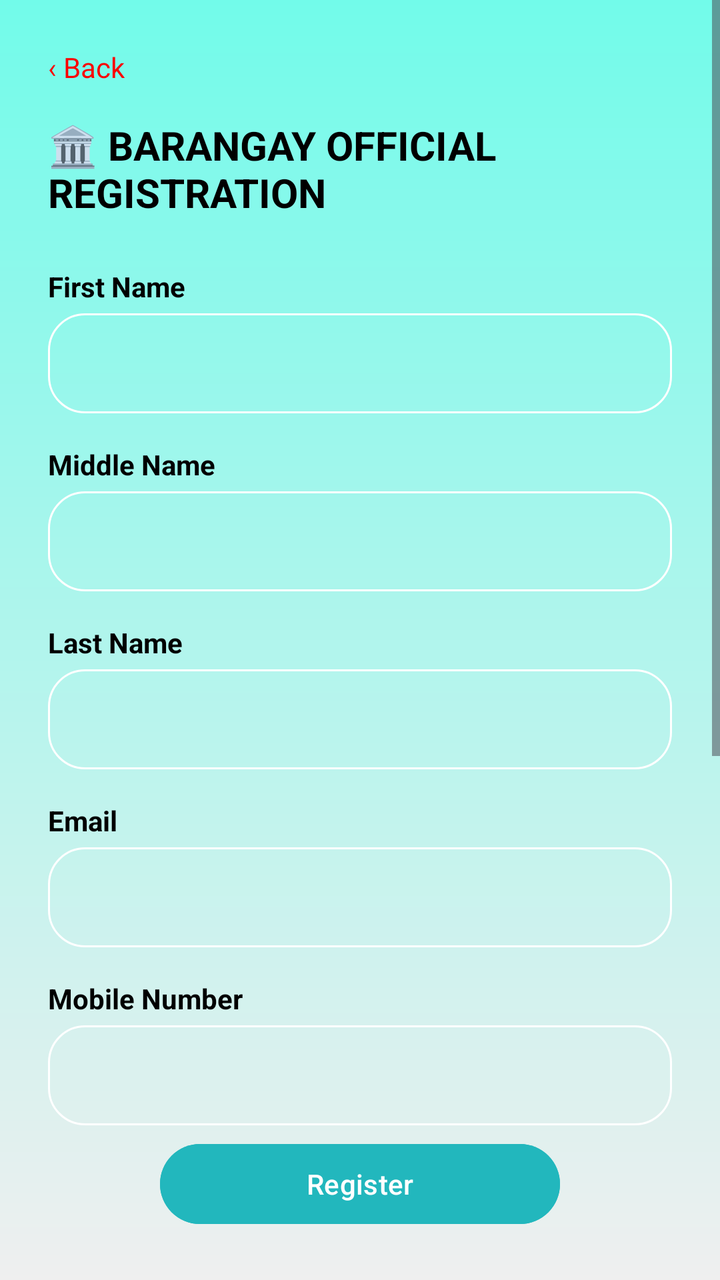
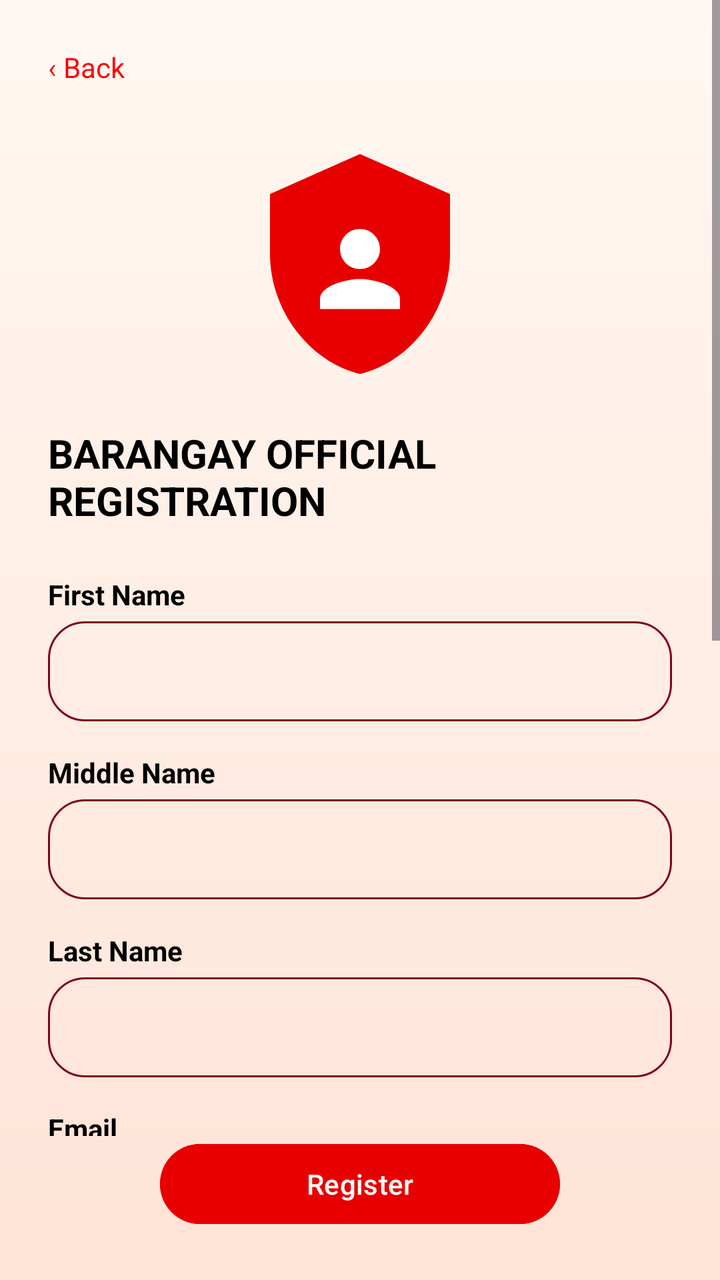

An Android layout rendered at two revisions. The XML below is the earlier revision; the diff shows what the commit changed to produce the second picture.
<!-- AndroidManifest.xml: application theme Theme.IServeKo -->
<!-- res/layout/activity_official_signup.xml -->
<?xml version="1.0" encoding="utf-8"?>
<androidx.constraintlayout.widget.ConstraintLayout xmlns:android="http://schemas.android.com/apk/res/android"
    xmlns:app="http://schemas.android.com/apk/res-auto"
    xmlns:tools="http://schemas.android.com/tools"
    android:id="@+id/main"
    android:layout_width="match_parent"
    android:layout_height="match_parent"
    android:background="@drawable/designbrg"
    tools:context=".OfficialSignupActivity">

    <ScrollView
        android:layout_width="match_parent"
        android:layout_height="0dp"
        app:layout_constraintBottom_toTopOf="@+id/btnRegister"
        app:layout_constraintTop_toTopOf="parent">

        <LinearLayout
            android:layout_width="match_parent"
            android:layout_height="wrap_content"
            android:orientation="vertical"
            android:padding="24dp">

            <TextView
                android:id="@+id/btnBack"
                android:layout_width="wrap_content"
                android:layout_height="wrap_content"
                android:text="‹ Back"
                android:textColor="#FB0000"
                android:textSize="14sp" />

            <TextView
                android:layout_width="wrap_content"
                android:layout_height="wrap_content"
                android:layout_gravity="center"
                android:layout_marginTop="16dp"
                android:text="🏛️ BARANGAY OFFICIAL REGISTRATION"
                android:textColor="#000000"
                android:textSize="20sp"
                android:textStyle="bold" />

            <TextView
                android:layout_width="wrap_content"
                android:layout_height="wrap_content"
                android:layout_marginTop="24dp"
                android:text="First Name"
                android:textColor="#000000"
                android:textStyle="bold" />

            <EditText
                android:id="@+id/first_name_input"
                android:layout_width="match_parent"
                android:layout_height="50dp"
                android:layout_marginTop="4dp"
                android:background="@drawable/rounded"
                android:inputType="textPersonName"
                android:paddingStart="16dp"
                android:textColor="#000000" />

            <TextView
                android:layout_width="wrap_content"
                android:layout_height="wrap_content"
                android:layout_marginTop="16dp"
                android:text="Middle Name"
                android:textColor="#000000"
                android:textStyle="bold" />

            <EditText
                android:id="@+id/middle_name_input"
                android:layout_width="match_parent"
                android:layout_height="50dp"
                android:layout_marginTop="4dp"
                android:background="@drawable/rounded"
                android:inputType="textPersonName"
                android:paddingStart="16dp"
                android:textColor="#000000" />

            <TextView
                android:layout_width="wrap_content"
                android:layout_height="wrap_content"
                android:layout_marginTop="16dp"
                android:text="Last Name"
                android:textColor="#000000"
                android:textStyle="bold" />

            <EditText
                android:id="@+id/last_name_input"
                android:layout_width="match_parent"
                android:layout_height="50dp"
                android:layout_marginTop="4dp"
                android:background="@drawable/rounded"
                android:inputType="textPersonName"
                android:paddingStart="16dp"
                android:textColor="#000000" />

            <TextView
                android:layout_width="wrap_content"
                android:layout_height="wrap_content"
                android:layout_marginTop="16dp"
                android:text="Email"
                android:textColor="#000000"
                android:textStyle="bold" />

            <EditText
                android:id="@+id/email_input"
                android:layout_width="match_parent"
                android:layout_height="50dp"
                android:layout_marginTop="4dp"
                android:background="@drawable/rounded"
                android:inputType="textEmailAddress"
                android:paddingStart="16dp"
                android:textColor="#000000" />

            <TextView
                android:layout_width="wrap_content"
                android:layout_height="wrap_content"
                android:layout_marginTop="16dp"
                android:text="Mobile Number"
                android:textColor="#000000"
                android:textStyle="bold" />

            <EditText
                android:id="@+id/mobile_input"
                android:layout_width="match_parent"
                android:layout_height="50dp"
                android:layout_marginTop="4dp"
                android:background="@drawable/rounded"
                android:inputType="phone"
                android:paddingStart="16dp"
                android:textColor="#000000" />

            <TextView
                android:layout_width="wrap_content"
                android:layout_height="wrap_content"
                android:layout_marginTop="16dp"
                android:text="Position"
                android:textColor="#000000"
                android:textStyle="bold" />

            <Spinner
                android:id="@+id/position_spinner"
                android:layout_width="match_parent"
                android:layout_height="50dp"
                android:layout_marginTop="4dp"
                android:background="@drawable/rounded"
                android:paddingStart="16dp" />

            <TextView
                android:layout_width="wrap_content"
                android:layout_height="wrap_content"
                android:layout_marginTop="16dp"
                android:text="Password"
                android:textColor="#000000"
                android:textStyle="bold" />

            <EditText
                android:id="@+id/password_input"
                android:layout_width="match_parent"
                android:layout_height="50dp"
                android:layout_marginTop="4dp"
                android:background="@drawable/rounded"
                android:inputType="textPassword"
                android:paddingStart="16dp"
                android:textColor="#000000" />

            <TextView
                android:layout_width="wrap_content"
                android:layout_height="wrap_content"
                android:layout_marginTop="16dp"
                android:text="Confirm Password"
                android:textColor="#000000"
                android:textStyle="bold" />

            <EditText
                android:id="@+id/confirm_password_input"
                android:layout_width="match_parent"
                android:layout_height="50dp"
                android:layout_marginTop="4dp"
                android:background="@drawable/rounded"
                android:inputType="textPassword"
                android:paddingStart="16dp"
                android:textColor="#000000" />

        </LinearLayout>
    </ScrollView>

    <Button
        android:id="@+id/btnRegister"
        android:layout_width="200dp"
        android:layout_height="48dp"
        android:layout_marginBottom="24dp"
        android:backgroundTint="#22B7BD"
        android:text="Register"
        android:textColor="#FFFFFF"
        app:layout_constraintBottom_toBottomOf="parent"
        app:layout_constraintEnd_toEndOf="parent"
        app:layout_constraintStart_toStartOf="parent" />

</androidx.constraintlayout.widget.ConstraintLayout>
<!-- resources referenced by this layout -->
<resources>
  <!-- drawable designbrg (drawable) -->
  <?xml version="1.0" encoding="utf-8"?>
  <shape xmlns:android="http://schemas.android.com/apk/res/android">
       <gradient android:type = "linear" android:angle="100"
           android:startColor="#72FBEA" android:endColor="#EFEFEF"/>
  </shape>
  <!-- drawable rounded (drawable) -->
  <?xml version="1.0" encoding="utf-8"?>
  <shape xmlns:android="http://schemas.android.com/apk/res/android"
      android:shape="rectangle">
      <corners android:radius="18dp"/>
      <stroke android:width="1dp" android:color="@color/white"/>
  </shape>
  <style name="Theme.IServeKo" parent="Base.Theme.IServeKo" />
  <color name="white">#FFFFFFFF</color>
  <style name="Base.Theme.IServeKo" parent="Theme.Material3.DayNight.NoActionBar">
          
          
      </style>
</resources>

<!-- the commit's change to res/layout/activity_official_signup.xml (unified diff, before → after) -->
@@ -5,7 +5,7 @@
     android:id="@+id/main"
     android:layout_width="match_parent"
     android:layout_height="match_parent"
-    android:background="@drawable/designbrg"
+    android:background="@drawable/designbrg_v2"
     tools:context=".OfficialSignupActivity">
 
     <ScrollView
@@ -27,13 +27,21 @@
                 android:text="‹ Back"
                 android:textColor="#FB0000"
                 android:textSize="14sp" />
+            <ImageView
+                android:id="@+id/imageView"
+                android:layout_width="120dp"
+                android:layout_height="130dp"
+                android:layout_gravity="center_horizontal"
+                android:layout_marginTop="24dp"
+                android:contentDescription="@string/app_name"
+                android:src="@drawable/ic_admin"/>
 
             <TextView
                 android:layout_width="wrap_content"
                 android:layout_height="wrap_content"
                 android:layout_gravity="center"
                 android:layout_marginTop="16dp"
-                android:text="🏛️ BARANGAY OFFICIAL REGISTRATION"
+                android:text="BARANGAY OFFICIAL REGISTRATION"
                 android:textColor="#000000"
                 android:textSize="20sp"
                 android:textStyle="bold" />
@@ -188,7 +196,7 @@
         android:layout_width="200dp"
         android:layout_height="48dp"
         android:layout_marginBottom="24dp"
-        android:backgroundTint="#22B7BD"
+        android:backgroundTint="#E80000"
         android:text="Register"
         android:textColor="#FFFFFF"
         app:layout_constraintBottom_toBottomOf="parent"
<!-- resource entries referenced after the edit -->
@@ -1,23 +1,72 @@
 <!-- resources referenced by this layout -->
 <resources>
-  <!-- drawable designbrg (drawable) -->
+  <!-- drawable designbrg_v2 (drawable) -->
   <?xml version="1.0" encoding="utf-8"?>
   <shape xmlns:android="http://schemas.android.com/apk/res/android">
-       <gradient android:type = "linear" android:angle="100"
-           android:startColor="#72FBEA" android:endColor="#EFEFEF"/>
+      <gradient android:type = "linear" android:angle="100"
+          android:startColor="#FFF8F2" android:endColor="#FFE3D6"/>
   </shape>
+  <!-- drawable ic_admin (drawable) -->
+  <vector xmlns:android="http://schemas.android.com/apk/res/android"
+      android:width="48dp"
+      android:height="48dp"
+      android:viewportWidth="24"
+      android:viewportHeight="24">
+      <path
+          android:fillColor="#E80000"
+          android:pathData="M12,1L3,5v6c0,5.55 3.84,10.74 9,12 5.16,-1.26 9,-6.45 9,-12V5l-9,-4z" />
+      <group
+          android:scaleX="0.5"
+          android:scaleY="0.5"
+          android:translateX="6"
+          android:translateY="6.5">
+          <path
+              android:fillColor="#FFFFFF"
+              android:pathData="M12,12c2.21,0 4,-1.79 4,-4s-1.79,-4 -4,-4 -4,1.79 -4,4 1.79,4 4,4zM12,14c-2.67,0 -8,1.34 -8,4v2h16v-2c0,-2.66 -5.33,-4 -8,-4z" />
+      </group>
+  </vector>
   <!-- drawable rounded (drawable) -->
   <?xml version="1.0" encoding="utf-8"?>
   <shape xmlns:android="http://schemas.android.com/apk/res/android"
       android:shape="rectangle">
       <corners android:radius="18dp"/>
-      <stroke android:width="1dp" android:color="@color/white"/>
+      <stroke android:width="1dp" android:color="#800020"/>
   </shape>
+  <string name="app_name">IServeKo</string>
   <style name="Theme.IServeKo" parent="Base.Theme.IServeKo" />
   <color name="white">#FFFFFFFF</color>
+  <color name="surface">#FFFFFF</color>
+  <color name="onSurface">#1C1B1F</color>
+  <color name="surfaceVariant">#F5F5F5</color>
+  <color name="onSurfaceVariant">#616161</color>
   <style name="Base.Theme.IServeKo" parent="Theme.Material3.DayNight.NoActionBar">
-          
-          
+          <item name="colorPrimary">@color/primary</item>
+          <item name="colorOnPrimary">@color/onPrimary</item>
+          <item name="colorPrimaryContainer">@color/primaryContainer</item>
+          <item name="colorOnPrimaryContainer">@color/onPrimaryContainer</item>
+  
+          <item name="colorSecondary">@color/secondary</item>
+          <item name="colorOnSecondary">@color/onSecondary</item>
+          <item name="colorSecondaryContainer">@color/secondaryContainer</item>
+          <item name="colorOnSecondaryContainer">@color/onSecondaryContainer</item>
+  
+          <item name="android:colorBackground">@color/white</item>
+          <item name="colorSurface">@color/surface</item>
+          <item name="colorOnSurface">@color/onSurface</item>
+          <item name="colorSurfaceVariant">@color/surfaceVariant</item>
+          <item name="colorOnSurfaceVariant">@color/onSurfaceVariant</item>
+  
+          <item name="android:statusBarColor">#F44336</item>
+          <item name="android:windowLightStatusBar">false</item>
+          <item name="android:navigationBarColor">@color/white</item>
       </style>
+  <color name="primary">#F44336</color>
+  <color name="onPrimary">#FFFFFF</color>
+  <color name="primaryContainer">#FFEBEE</color>
+  <color name="onPrimaryContainer">#C62828</color>
+  <color name="secondary">#F44336</color>
+  <color name="onSecondary">#FFFFFF</color>
+  <color name="secondaryContainer">#FFEBEE</color>
+  <color name="onSecondaryContainer">#C62828</color>
 </resources>
 
